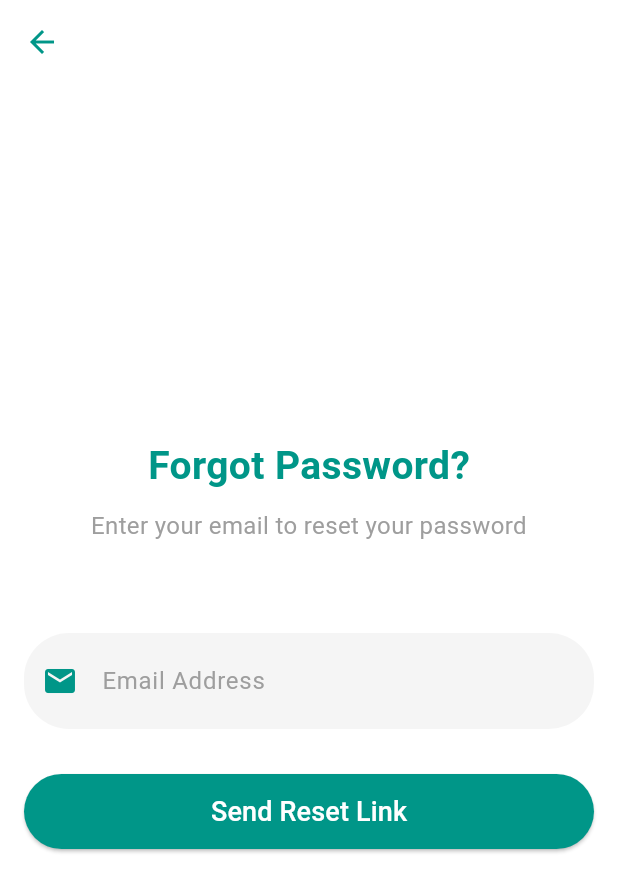
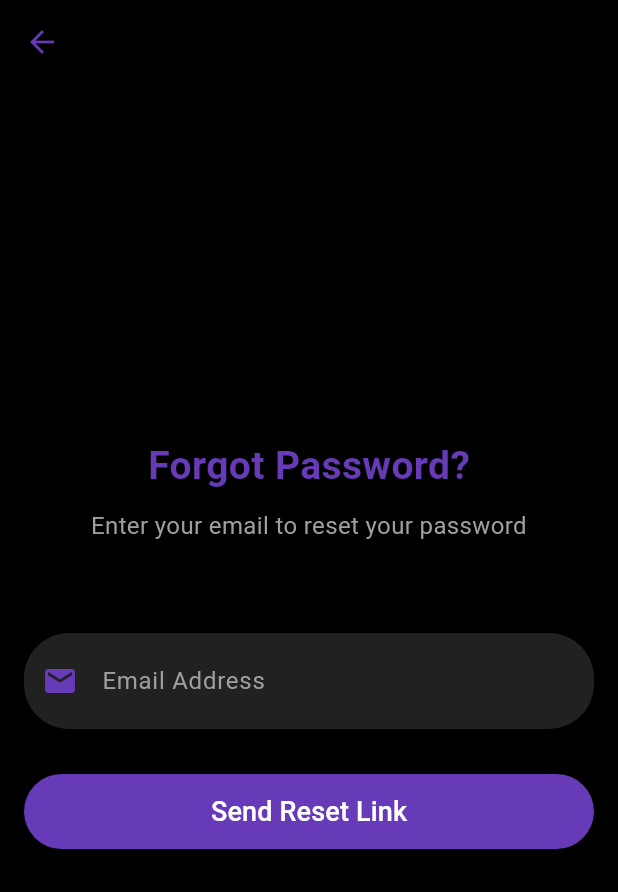
Before and after one commit to muhammedshahbasheer/wellness, a Flutter app: the ForgotPasswordScreen screen opened directly, on a phone screen of 412 x 824 dp. Shown: the top 892 px of the screen. Run offline on Flutter 3.47's test engine with Material 3 defaults, Android fonts, the phone set to English and light mode, and no system bars; our stand-ins replace cloud_firestore, file_picker, firebase_auth, firebase_core, fl_chart, image_picker and 4 more; accounts and stored records are empty.

Commit message:
forgotscreen mod

```diff
--- a/lib/forgotpassword.dart
+++ b/lib/forgotpassword.dart
@@ -1,16 +1,13 @@
-
 import 'package:firebase_auth/firebase_auth.dart';
-import 'package:firebase_core/firebase_core.dart';
 import 'package:flutter/material.dart';
 import 'package:wellness/loginpage.dart';
-
 
 class ForgotPasswordScreen extends StatelessWidget {
   ForgotPasswordScreen({Key? key}) : super(key: key);
 
   final TextEditingController _emailController = TextEditingController();
 
-Future<String?> sendPasswordResetEmail(String email) async {
+  Future<String?> sendPasswordResetEmail(String email) async {
     try {
       await FirebaseAuth.instance.sendPasswordResetEmail(email: email.trim());
       return null; // Success
@@ -18,35 +15,37 @@ Future<String?> sendPasswordResetEmail(String email) async {
       return e.toString(); // Return error message
     }
   }
+
   Future<void> _resetPassword(BuildContext context) async {
     final email = _emailController.text.trim();
 
     if (email.isEmpty) {
-      ScaffoldMessenger.of(
-        context,
-      ).showSnackBar(const SnackBar(content: Text('Please enter your email!')));
+      ScaffoldMessenger.of(context).showSnackBar(
+        const SnackBar(content: Text('Please enter your email!')),
+      );
       return;
     }
 
     final error = await sendPasswordResetEmail(email);
     if (error == null) {
       ScaffoldMessenger.of(context).showSnackBar(
-        const SnackBar(
-          content: Text('Password reset link sent! Check your email.'),
-        ),
+        const SnackBar(content: Text('Password reset link sent! Check your email.')),
       );
       Navigator.pop(context);
     } else {
-      ScaffoldMessenger.of(
-        context,
-      ).showSnackBar(SnackBar(content: Text('Error: $error')));
+      ScaffoldMessenger.of(context).showSnackBar(
+        SnackBar(content: Text('Error: $error')),
+      );
     }
   }
 
   @override
   Widget build(BuildContext context) {
     return Scaffold(
+      backgroundColor: Colors.black,
       appBar: AppBar(
+        backgroundColor: Colors.black,
+        foregroundColor: Colors.deepPurple,
         leading: IconButton(
           icon: const Icon(Icons.arrow_back),
           onPressed: () {
@@ -56,10 +55,7 @@ Future<String?> sendPasswordResetEmail(String email) async {
             );
           },
         ),
-        backgroundColor: Colors.white,
-        foregroundColor:Colors.teal,
       ),
-      backgroundColor: Colors.white,
       body: SingleChildScrollView(
         padding: const EdgeInsets.all(16.0),
         child: Column(
@@ -71,7 +67,7 @@ Future<String?> sendPasswordResetEmail(String email) async {
               style: TextStyle(
                 fontSize: 26,
                 fontWeight: FontWeight.bold,
-                color:Colors.teal,
+                color: Colors.deepPurple,
               ),
             ),
             const SizedBox(height: 10),
@@ -86,7 +82,7 @@ Future<String?> sendPasswordResetEmail(String email) async {
             ElevatedButton(
               onPressed: () => _resetPassword(context),
               style: ElevatedButton.styleFrom(
-                backgroundColor: Colors.teal,
+                backgroundColor: Colors.deepPurple,
                 foregroundColor: Colors.white,
                 shape: RoundedRectangleBorder(
                   borderRadius: BorderRadius.circular(30),
@@ -104,23 +100,17 @@ Future<String?> sendPasswordResetEmail(String email) async {
     );
   }
 
-  Widget _buildTextField(
-    TextEditingController controller,
-    String hint,
-    IconData icon,
-  ) {
+  Widget _buildTextField(TextEditingController controller, String hint, IconData icon) {
     return TextField(
       controller: controller,
+      style: const TextStyle(color: Colors.white),
       decoration: InputDecoration(
-        prefixIcon: Icon(icon, color:Colors.teal),
+        prefixIcon: Icon(icon, color: Colors.deepPurple),
         hintStyle: const TextStyle(color: Colors.grey),
         hintText: hint,
         filled: true,
-        fillColor: Colors.grey.shade100,
-        contentPadding: const EdgeInsets.symmetric(
-          vertical: 20,
-          horizontal: 20,
-        ),
+        fillColor: Colors.grey.shade900,
+        contentPadding: const EdgeInsets.symmetric(vertical: 20, horizontal: 20),
         border: OutlineInputBorder(
           borderRadius: BorderRadius.circular(30),
           borderSide: BorderSide.none,
```
